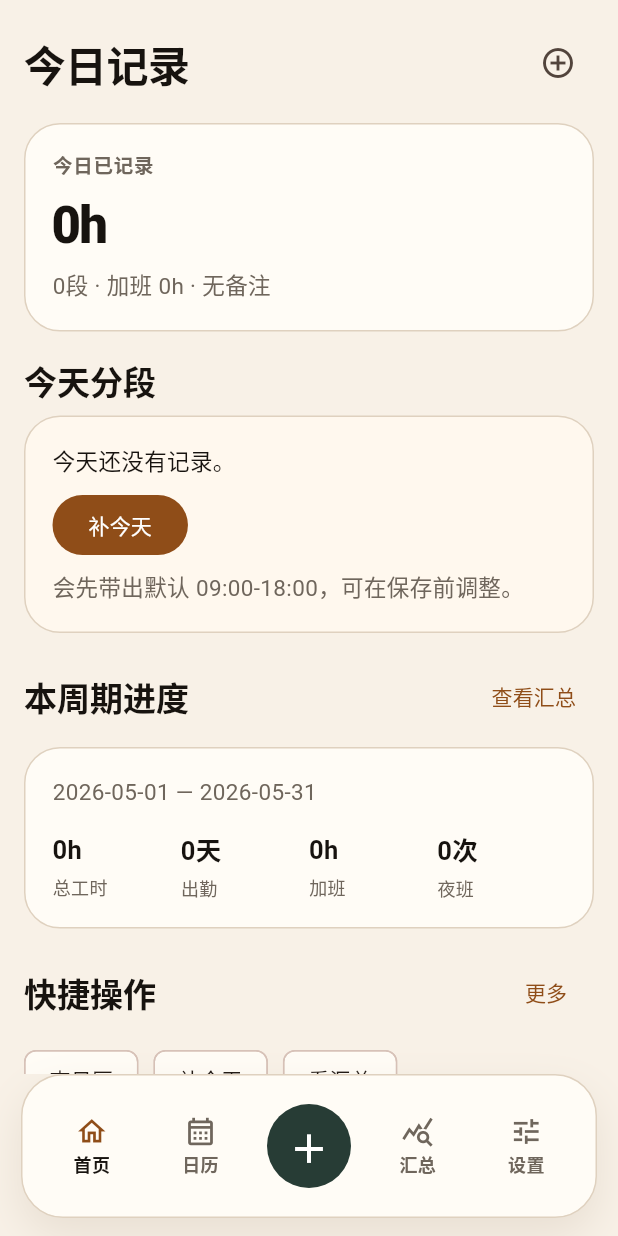
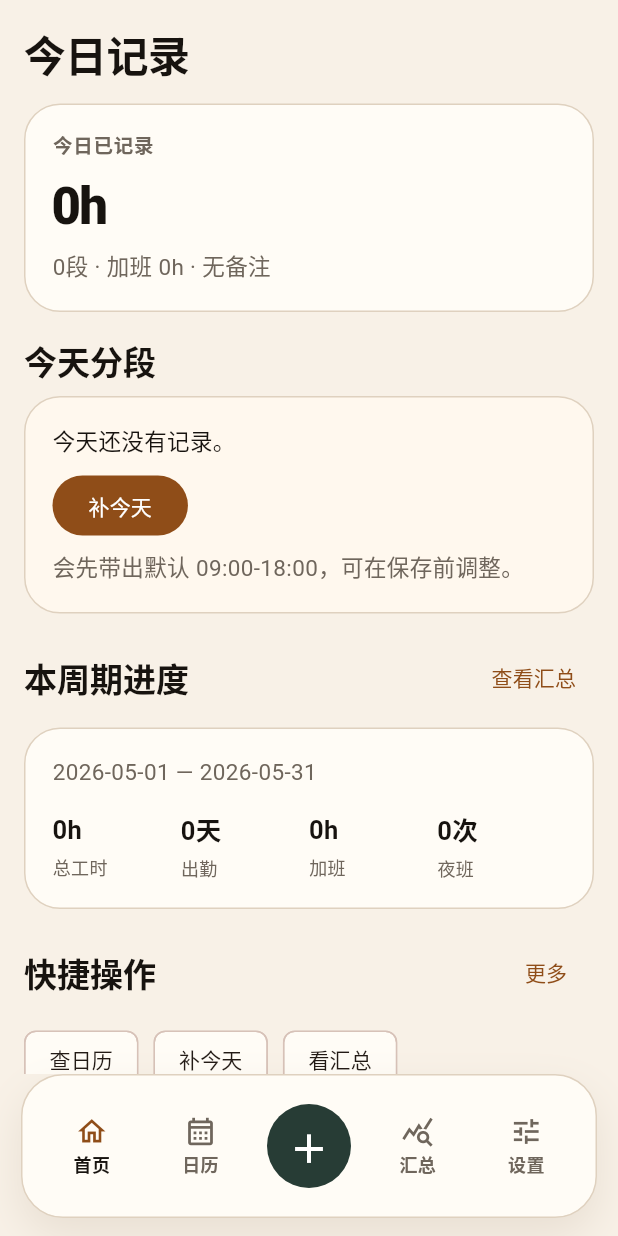
Before and after one commit to congmucc/shift-ledger-android, a Flutter app: the screen it shows after launch, on a phone screen of 412 x 824 dp. Run offline on Flutter 3.47's test engine with Material 3 defaults, Android fonts, the phone set to English and light mode, and no system bars; our stand-ins replace flutter_secure_storage, table_calendar; missing offline and left inert: flutter_file_dialog.

Commit message:
style(design): FINDING-003 — remove duplicate home add action

```diff
--- a/lib/src/ui/pages/home_page.dart
+++ b/lib/src/ui/pages/home_page.dart
@@ -28,11 +28,6 @@ class HomePage extends StatelessWidget {
     final period = state.summaryFor(state.currentPayPeriod);
     return PageFrame(
       title: '今日记录',
-      trailing: IconButton(
-        onPressed: () => showEditWorkEntrySheet(context, state),
-        icon: const Icon(Icons.add_circle_outline),
-        tooltip: '新增',
-      ),
       children: [
         MetricCard(
           label: '今日已记录',
```
